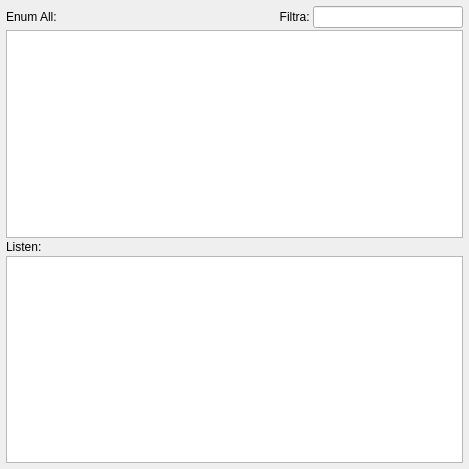
First picture: the form in dialogenum.ui, repository rowesir/MFS-Key2Airport, before the edit.
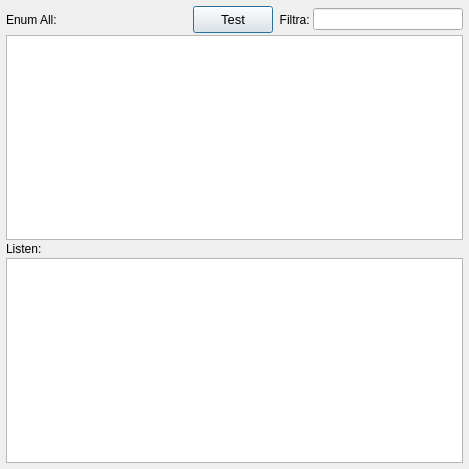
Second picture: the form after the edit. Icons and pictures are not drawn.

Diff of the .ui file:
```diff
--- a/dialogenum.ui
+++ b/dialogenum.ui
@@ -72,6 +72,34 @@
        </property>
       </spacer>
      </item>
+     <item>
+      <widget class="QPushButton" name="btnTest">
+       <property name="minimumSize">
+        <size>
+         <width>80</width>
+         <height>27</height>
+        </size>
+       </property>
+       <property name="maximumSize">
+        <size>
+         <width>80</width>
+         <height>27</height>
+        </size>
+       </property>
+       <property name="font">
+        <font>
+         <pointsize>10</pointsize>
+        </font>
+       </property>
+       <property name="text">
+        <string>Test</string>
+       </property>
+       <property name="icon">
+        <iconset resource="Icons.qrc">
+         <normaloff>:/Resoure/Send.png</normaloff>:/Resoure/Send.png</iconset>
+       </property>
+      </widget>
+     </item>
      <item>
       <widget class="QLabel" name="label_3">
        <property name="minimumSize">
```
Left out of the diff: 4 changed lines with no effect on the pictures.
